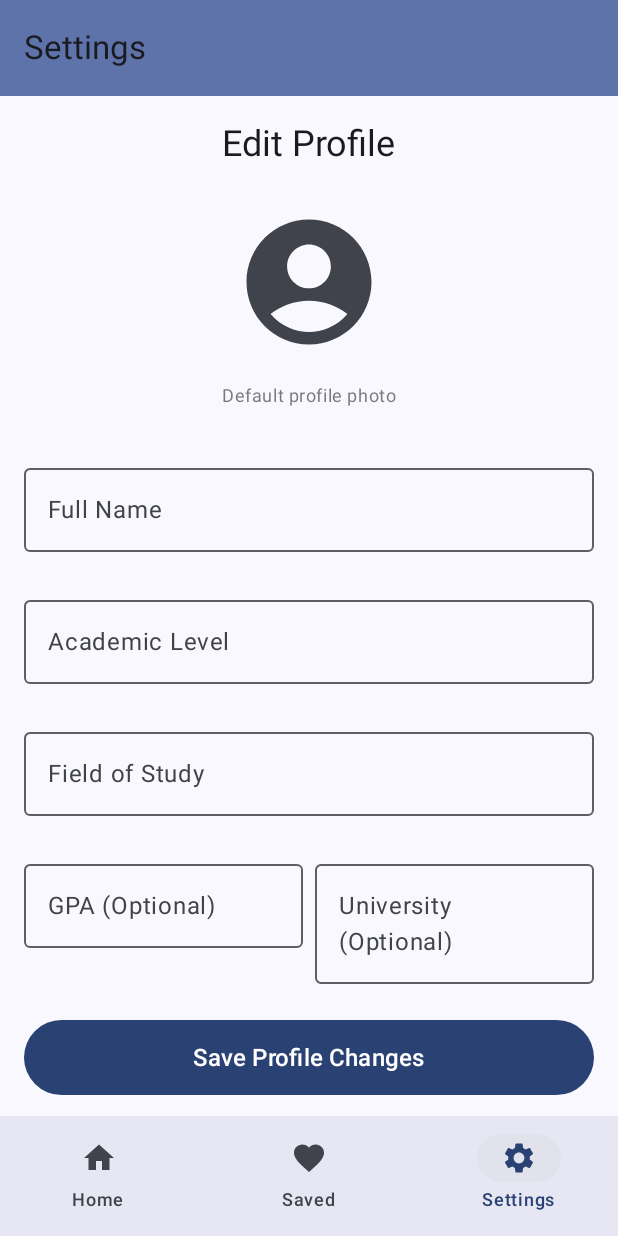
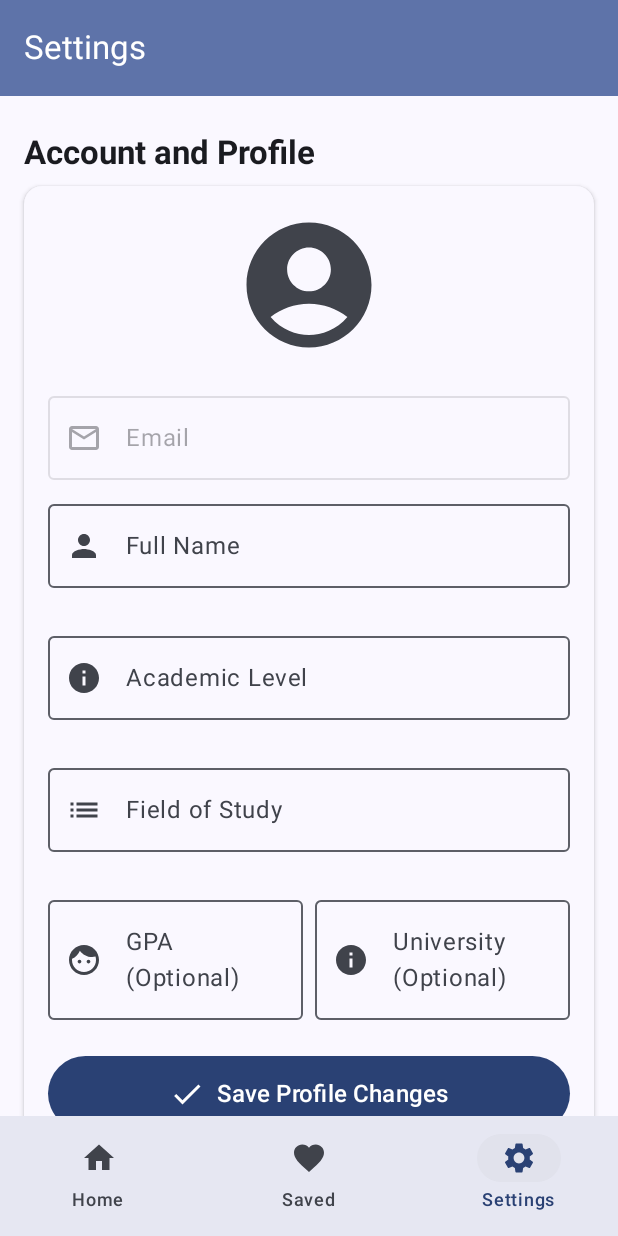
Before and after one commit to Revanth-Reddy-Edulapalli35/ScholarAid, an Android app built with Jetpack Compose: the MainScreen screen opened through its navigation route, item 3 of the bottom bar chosen, on a phone screen of 412 x 824 dp. Run offline under Robolectric (Android 15) with nearby library versions, the phone set to English and light mode, and no system bars; our stand-ins replace Dagger/Hilt's generated code, Firebase (no records; nobody signed in at launch, a user with empty details on screens opened directly); pictures from the network do not load.

Commit message:
Settings Screen Completed - Implemented UI and state management for settings screen

```diff
--- a/app/build.gradle.kts
+++ b/app/build.gradle.kts
@@ -59,6 +59,7 @@ dependencies {
     implementation(libs.androidx.compose.ui.tooling.preview)
     implementation(libs.androidx.compose.material3)
     implementation(libs.firebase.storage)
+    implementation(libs.androidx.compose.foundation)
     testImplementation(libs.junit)
     androidTestImplementation(libs.androidx.junit)
     androidTestImplementation(libs.androidx.espresso.core)
--- a/app/src/main/java/uk/ac/tees/mad/scholaraid/presentation/profile_setup/ProfileSetupScreen.kt
+++ b/app/src/main/java/uk/ac/tees/mad/scholaraid/presentation/profile_setup/ProfileSetupScreen.kt
@@ -4,7 +4,6 @@ import androidx.compose.foundation.background
 import androidx.compose.foundation.layout.Arrangement
 import androidx.compose.foundation.layout.Box
 import androidx.compose.foundation.layout.Column
-import androidx.compose.foundation.layout.Spacer
 import androidx.compose.foundation.layout.fillMaxSize
 import androidx.compose.foundation.layout.fillMaxWidth
 import androidx.compose.foundation.layout.height
@@ -12,8 +11,6 @@ import androidx.compose.foundation.layout.padding
 import androidx.compose.foundation.layout.size
 import androidx.compose.foundation.rememberScrollState
 import androidx.compose.foundation.verticalScroll
-import androidx.compose.material.icons.Icons
-import androidx.compose.material.icons.filled.AccountCircle
 import androidx.compose.material3.Button
 import androidx.compose.material3.Card
 import androidx.compose.material3.CardDefaults
@@ -22,7 +19,6 @@ import androidx.compose.material3.DropdownMenuItem
 import androidx.compose.material3.ExperimentalMaterial3Api
 import androidx.compose.material3.ExposedDropdownMenuBox
 import androidx.compose.material3.ExposedDropdownMenuDefaults
-import androidx.compose.material3.Icon
 import androidx.compose.material3.MaterialTheme
 import androidx.compose.material3.OutlinedTextField
 import androidx.compose.material3.Scaffold
@@ -37,7 +33,6 @@ import androidx.compose.runtime.getValue
 import androidx.compose.runtime.mutableStateOf
 import androidx.compose.runtime.remember
 import androidx.compose.runtime.setValue
-import androidx.compose.ui.Alignment
 import androidx.compose.ui.Modifier
 import androidx.compose.ui.graphics.Color
 import androidx.compose.ui.platform.LocalContext
--- a/app/src/main/java/uk/ac/tees/mad/scholaraid/presentation/settings/SettingViewModel.kt
+++ b/app/src/main/java/uk/ac/tees/mad/scholaraid/presentation/settings/SettingViewModel.kt
@@ -23,8 +23,8 @@ class SettingViewModel @Inject constructor(
     private val firebaseAuth: FirebaseAuth
 ) : ViewModel() {
 
-    private val _state = MutableStateFlow(ProfileSetupState())
-    val state: StateFlow<ProfileSetupState> = _state.asStateFlow()
+    private val _state = MutableStateFlow(SettingsState())
+    val state: StateFlow<SettingsState> = _state.asStateFlow()
 
     private val currentUser = firebaseAuth.currentUser
         ?: throw IllegalStateException("User not logged in or Firebase Auth not initialized.")
@@ -45,19 +45,31 @@ class SettingViewModel @Inject constructor(
                             _state.update {
                                 it.copy(
                                     isLoading = false,
+                                    userEmail = currentUser.email ?: "",
                                     fullName = profile.fullName,
                                     academicLevel = profile.academicLevel,
                                     fieldOfStudy = profile.fieldOfStudy,
                                     gpa = profile.gpa,
-                                    university = profile.university,
-                                    // profileImageUri is not used anymore
+                                    university = profile.university
                                 )
                             }
                         } else {
-                            _state.update { it.copy(isLoading = false, errorMessage = "Profile data not found.") }
+                            _state.update {
+                                it.copy(
+                                    isLoading = false,
+                                    errorMessage = "Profile data not found.",
+                                    userEmail = currentUser.email ?: ""
+                                )
+                            }
                         }
                     }
-                    is Resource.Error -> _state.update { it.copy(isLoading = false, errorMessage = result.message) }
+                    is Resource.Error -> _state.update {
+                        it.copy(
+                            isLoading = false,
+                            errorMessage = result.message,
+                            userEmail = currentUser.email ?: ""
+                        )
+                    }
                 }
             }
         }
@@ -70,10 +82,8 @@ class SettingViewModel @Inject constructor(
             is ProfileSetupEvent.FieldOfStudyChanged -> _state.update { it.copy(fieldOfStudy = event.fieldOfStudy, fieldOfStudyError = null) }
             is ProfileSetupEvent.GpaChanged -> _state.update { it.copy(gpa = event.gpa) }
             is ProfileSetupEvent.UniversityChanged -> _state.update { it.copy(university = event.university) }
-            // Removed ProfileImageSelected event
             ProfileSetupEvent.SaveProfile -> saveUserProfile()
             ProfileSetupEvent.ClearError -> _state.update { it.copy(errorMessage = null) }
-            else -> {}
         }
     }
 
@@ -83,7 +93,6 @@ class SettingViewModel @Inject constructor(
         viewModelScope.launch {
             _state.update { it.copy(isLoading = true, errorMessage = null) }
 
-            // Update profile with empty profile photo URL
             updateProfileData()
         }
     }
@@ -93,7 +102,7 @@ class SettingViewModel @Inject constructor(
             userId = userId,
             email = currentUser.email ?: "",
             fullName = _state.value.fullName,
-            profilePhotoUrl = "", // Empty string - UI will use default image
+            profilePhotoUrl = "", // Empty string - we're using Gravatar now
             academicLevel = _state.value.academicLevel,
             fieldOfStudy = _state.value.fieldOfStudy,
             gpa = _state.value.gpa,
@@ -135,3 +144,25 @@ class SettingViewModel @Inject constructor(
         return isValid
     }
 }
+
+/**
+ * Custom state for Settings screen that includes user email
+ */
+data class SettingsState(
+    val isLoading: Boolean = false,
+    val isSuccess: Boolean = false,
+    val errorMessage: String? = null,
+
+    // User information
+    val userEmail: String = "",
+    val fullName: String = "",
+    val academicLevel: String = "",
+    val fieldOfStudy: String = "",
+    val gpa: String = "",
+    val university: String = "",
+
+    // Form validation
+    val fullNameError: String? = null,
+    val academicLevelError: String? = null,
+    val fieldOfStudyError: String? = null
+)
--- a/app/src/main/java/uk/ac/tees/mad/scholaraid/presentation/settings/SettingsScreen.kt
+++ b/app/src/main/java/uk/ac/tees/mad/scholaraid/presentation/settings/SettingsScreen.kt
@@ -12,18 +12,28 @@ import androidx.compose.foundation.layout.height
 import androidx.compose.foundation.layout.padding
 import androidx.compose.foundation.layout.size
 import androidx.compose.foundation.rememberScrollState
+import androidx.compose.foundation.shape.CircleShape
 import androidx.compose.foundation.verticalScroll
 import androidx.compose.material.icons.Icons
+import androidx.compose.material.icons.automirrored.filled.List
 import androidx.compose.material.icons.filled.AccountCircle
+import androidx.compose.material.icons.filled.Check
+import androidx.compose.material.icons.filled.Face
+import androidx.compose.material.icons.filled.Info
+import androidx.compose.material.icons.filled.MailOutline
+import androidx.compose.material.icons.filled.Notifications
+import androidx.compose.material.icons.filled.Person
 import androidx.compose.material3.Button
 import androidx.compose.material3.Card
 import androidx.compose.material3.CardDefaults
 import androidx.compose.material3.CircularProgressIndicator
 import androidx.compose.material3.ExperimentalMaterial3Api
 import androidx.compose.material3.Icon
+import androidx.compose.material3.ListItem
 import androidx.compose.material3.MaterialTheme
 import androidx.compose.material3.OutlinedTextField
 import androidx.compose.material3.Scaffold
+import androidx.compose.material3.Surface
 import androidx.compose.material3.Switch
 import androidx.compose.material3.Text
 import androidx.compose.material3.TopAppBar
@@ -32,16 +42,19 @@ import androidx.compose.runtime.Composable
 import androidx.compose.runtime.LaunchedEffect
 import androidx.compose.runtime.collectAsState
 import androidx.compose.runtime.getValue
+import androidx.compose.runtime.mutableStateOf
+import androidx.compose.runtime.remember
+import androidx.compose.runtime.setValue
 import androidx.compose.ui.Alignment
 import androidx.compose.ui.Modifier
 import androidx.compose.ui.draw.clip
-import androidx.compose.ui.graphics.Color
 import androidx.compose.ui.platform.LocalContext
 import androidx.compose.ui.text.font.FontWeight
 import androidx.compose.ui.unit.dp
 import androidx.compose.ui.unit.sp
 import androidx.hilt.navigation.compose.hiltViewModel
 import androidx.navigation.NavController
+import coil.compose.SubcomposeAsyncImage
 import uk.ac.tees.mad.scholaraid.presentation.profile_setup.ProfileSetupEvent
 
 @OptIn(ExperimentalMaterial3Api::class)
@@ -53,11 +66,14 @@ fun SettingsScreen(
 ) {
     val state by viewModel.state.collectAsState()
     val context = LocalContext.current
+    var notificationsEnabled by remember { mutableStateOf(true) }
 
     // Observe for success/error messages
     LaunchedEffect(state.isSuccess, state.errorMessage) {
         if (state.isSuccess) {
             Toast.makeText(context, "Profile updated successfully!", Toast.LENGTH_SHORT).show()
+            // Reset success state after showing toast
+            viewModel.onEvent(ProfileSetupEvent.ClearError)
         }
         if (state.errorMessage != null) {
             Toast.makeText(context, state.errorMessage, Toast.LENGTH_LONG).show()
@@ -70,7 +86,8 @@ fun SettingsScreen(
             TopAppBar(
                 title = { Text("Settings") },
                 colors = TopAppBarDefaults.topAppBarColors(
-                    containerColor = MaterialTheme.colorScheme.primaryContainer
+                    containerColor = MaterialTheme.colorScheme.primaryContainer,
+                    titleContentColor = MaterialTheme.colorScheme.onPrimaryContainer
                 )
             )
         }
@@ -82,47 +99,76 @@ fun SettingsScreen(
                 .verticalScroll(rememberScrollState())
                 .padding(16.dp),
             horizontalAlignment = Alignment.CenterHorizontally,
-            verticalArrangement = Arrangement.SpaceBetween
         ) {
             // --- Profile Section (Editable) ---
+            Text(
+                text = "Account and Profile",
+                style = MaterialTheme.typography.titleLarge,
+                fontWeight = FontWeight.Bold,
+                modifier = Modifier
+                    .fillMaxWidth()
+                    .padding(vertical = 8.dp)
+            )
+
+            Surface(
+                modifier = Modifier.fillMaxWidth(),
+                shape = MaterialTheme.shapes.medium,
+                shadowElevation = 2.dp
+            ) {
                 Column(
-                modifier = Modifier.fillMaxWidth(),
+                    modifier = Modifier
+                        .padding(16.dp)
+                        .fillMaxWidth(),
                     horizontalAlignment = Alignment.CenterHorizontally
                 ) {
-                Text(
-                    text = "Edit Profile",
-                    style = MaterialTheme.typography.headlineSmall,
-                    modifier = Modifier.padding(bottom = 16.dp)
-                )
-
-                // Default Profile Icon (Non-interactive)
+                    // Gravatar Profile Photo
                     Box(
                         modifier = Modifier
-                        .size(120.dp)
-                        .clip(MaterialTheme.shapes.medium),
+                            .size(100.dp)
+                            .clip(CircleShape), // Use CircleShape for a modern profile look
                         contentAlignment = Alignment.Center
                     ) {
+                        SubcomposeAsyncImage(
+                            model = getGravatarUrl(state.userEmail),
+                            contentDescription = "Profile Photo from Email",
+                            loading = {
+                                CircularProgressIndicator(
+                                    modifier = Modifier.size(30.dp),
+                                    strokeWidth = 2.dp
+                                )
+                            },
+                            error = {
                                 Icon(
                                     imageVector = Icons.Default.AccountCircle,
                                     contentDescription = "Default Profile Image",
                                     modifier = Modifier.size(100.dp),
                                     tint = MaterialTheme.colorScheme.onSurfaceVariant
                                 )
+                            },
+                            modifier = Modifier.fillMaxSize()
+                        )
                     }
-                Text(
-                    text = "Default profile photo",
-                    style = MaterialTheme.typography.bodySmall,
-                    color = MaterialTheme.colorScheme.onSurfaceVariant.copy(alpha = 0.7f),
-                    modifier = Modifier.padding(top = 8.dp, bottom = 16.dp)
-                )
 
                     Spacer(modifier = Modifier.height(16.dp))
+
+                    // Email Display (Read-only)
+                    OutlinedTextField(
+                        value = state.userEmail,
+                        onValueChange = { /* Read-only */ },
+                        label = { Text("Email") },
+                        leadingIcon = { Icon(Icons.Default.MailOutline, contentDescription = "Email") },
+                        modifier = Modifier.fillMaxWidth(),
+                        enabled = false,
+                        readOnly = true
+                    )
+                    Spacer(modifier = Modifier.height(8.dp))
 
                     // Full Name
                     OutlinedTextField(
                         value = state.fullName,
                         onValueChange = { viewModel.onEvent(ProfileSetupEvent.FullNameChanged(it)) },
                         label = { Text("Full Name") },
+                        leadingIcon = { Icon(Icons.Default.Person, contentDescription = "Full Name") },
                         placeholder = { Text("Enter your full name") },
                         isError = state.fullNameError != null,
                         supportingText = { state.fullNameError?.let { Text(it) } },
@@ -135,6 +181,7 @@ fun SettingsScreen(
                         value = state.academicLevel,
                         onValueChange = { viewModel.onEvent(ProfileSetupEvent.AcademicLevelChanged(it)) },
                         label = { Text("Academic Level") },
+                        leadingIcon = { Icon(Icons.Default.Info, contentDescription = "Academic Level") },
                         placeholder = { Text("e.g. Undergraduate, Masters") },
                         isError = state.academicLevelError != null,
                         supportingText = { state.academicLevelError?.let { Text(it) } },
@@ -147,6 +194,7 @@ fun SettingsScreen(
                         value = state.fieldOfStudy,
                         onValueChange = { viewModel.onEvent(ProfileSetupEvent.FieldOfStudyChanged(it)) },
                         label = { Text("Field of Study") },
+                        leadingIcon = { Icon(Icons.AutoMirrored.Filled.List, contentDescription = "Field of Study") },
                         placeholder = { Text("e.g. Computer Science") },
                         isError = state.fieldOfStudyError != null,
                         supportingText = { state.fieldOfStudyError?.let { Text(it) } },
@@ -163,6 +211,7 @@ fun SettingsScreen(
                             value = state.gpa,
                             onValueChange = { viewModel.onEvent(ProfileSetupEvent.GpaChanged(it)) },
                             label = { Text("GPA (Optional)") },
+                            leadingIcon = { Icon(Icons.Default.Face, contentDescription = "GPA") },
                             placeholder = { Text("e.g. 3.5") },
                             modifier = Modifier.weight(1f)
                         )
@@ -170,6 +219,7 @@ fun SettingsScreen(
                             value = state.university,
                             onValueChange = { viewModel.onEvent(ProfileSetupEvent.UniversityChanged(it)) },
                             label = { Text("University (Optional)") },
+                            leadingIcon = { Icon(Icons.Default.Info, contentDescription = "University") },
                             placeholder = { Text("Enter university") },
                             modifier = Modifier.weight(1f)
                         )
@@ -185,61 +235,114 @@ fun SettingsScreen(
                     ) {
                         if (state.isLoading) {
                             CircularProgressIndicator(
-                            color = Color.White,
+                                color = MaterialTheme.colorScheme.onPrimary,
                                 modifier = Modifier.size(20.dp)
                             )
                         } else {
+                            Row(
+                                verticalAlignment = Alignment.CenterVertically,
+                                horizontalArrangement = Arrangement.spacedBy(8.dp)
+                            ) {
+                                Icon(Icons.Default.Check, contentDescription = "Save")
                                 Text(
                                     text = "Save Profile Changes",
                                     fontSize = 16.sp
                                 )
                             }
                         }
-
-                Spacer(modifier = Modifier.height(24.dp))
                     }
-
-            // --- Settings/Logout Section ---
-            Column(
-                modifier = Modifier.fillMaxWidth(),
-                horizontalAlignment = Alignment.Start
-            ) {
-                Text(
-                    text = "Application Settings",
-                    style = MaterialTheme.typography.titleMedium,
-                    fontWeight = FontWeight.Bold,
-                    modifier = Modifier.padding(bottom = 8.dp)
-                )
-
-                // Placeholder for Notification Preferences
-                Card(
-                    onClick = { Toast.makeText(context, "Notification settings coming soon!", Toast.LENGTH_SHORT).show() },
-                    modifier = Modifier.fillMaxWidth().padding(vertical = 4.dp),
-                    colors = CardDefaults.cardColors(containerColor = MaterialTheme.colorScheme.surfaceVariant)
-                ) {
-                    Row(
-                        modifier = Modifier.fillMaxWidth().padding(16.dp),
-                        verticalAlignment = Alignment.CenterVertically
-                    ) {
-                        Text("Manage Notification Preferences", modifier = Modifier.weight(1f))
-                        Switch(checked = true, onCheckedChange = { /* Placeholder */ })
                 }
             }
 
-                // Logout Option
+            Spacer(modifier = Modifier.height(24.dp))
+
+            // --- Application Settings Section ---
+            Text(
+                text = "Application Settings",
+                style = MaterialTheme.typography.titleLarge,
+                fontWeight = FontWeight.Bold,
+                modifier = Modifier
+                    .fillMaxWidth()
+                    .padding(vertical = 8.dp)
+            )
+
+            Surface(
+                modifier = Modifier.fillMaxWidth(),
+                shape = MaterialTheme.shapes.medium,
+                shadowElevation = 2.dp
+            ) {
+                Column(modifier = Modifier.fillMaxWidth()) {
+                    // Notification Preferences
+                    ListItem(
+                        headlineContent = { Text("Notification Preferences") },
+                        supportingContent = { Text("Manage email and push notifications") },
+                        leadingContent = {
+                            Icon(
+                                Icons.Default.Notifications,
+                                contentDescription = "Notifications",
+                                tint = MaterialTheme.colorScheme.primary
+                            )
+                        },
+                        trailingContent = {
+                            Switch(
+                                checked = notificationsEnabled, // Use the state variable
+                                onCheckedChange = {
+                                    notificationsEnabled = it // Update the state when toggled
+                                    Toast.makeText(context, "Notifications set to: ${if (it) "ON" else "OFF"}", Toast.LENGTH_SHORT).show()
+                                }
+                            )
+                        },
+                        modifier = Modifier.fillMaxWidth()
+                    )
+                }
+            }
+
+            Spacer(modifier = Modifier.height(24.dp))
+
+            // --- Logout Option ---
             Card(
                 onClick = onLogout,
-                    modifier = Modifier.fillMaxWidth().padding(vertical = 4.dp),
-                    colors = CardDefaults.cardColors(containerColor = MaterialTheme.colorScheme.errorContainer)
+                modifier = Modifier.fillMaxWidth(),
+                colors = CardDefaults.cardColors(
+                    containerColor = MaterialTheme.colorScheme.errorContainer
+                )
             ) {
                 Text(
                     text = "Log Out",
                     color = MaterialTheme.colorScheme.onErrorContainer,
                     style = MaterialTheme.typography.titleMedium,
-                        modifier = Modifier.padding(16.dp)
+                    modifier = Modifier
+                        .padding(16.dp)
+                        .fillMaxWidth()
                 )
+            }
+            Spacer(modifier = Modifier.height(16.dp))
         }
     }
 }
+
+/**
+ * Generates a Gravatar URL from the user's email address
+ * ... (No change to this function)
+ */
+private fun getGravatarUrl(email: String, size: Int = 200, default: String = "mp"): String {
+    if (email.isBlank()) {
+        return "" // Return empty string if no email
     }
+
+    // Generate MD5 hash of the email (trimmed and lowercased)
+    val emailHash = md5(email.trim().lowercase())
+
+    // Construct Gravatar URL
+    return "https://www.gravatar.com/avatar/$emailHash?s=$size&d=$default"
 }
+
+/**
+ * Simple MD5 hash function for Gravatar
+ * ... (No change to this function)
+ */
+private fun md5(input: String): String {
+    val md = java.security.MessageDigest.getInstance("MD5")
+    val digested = md.digest(input.toByteArray())
+    return digested.joinToString("") { "%02x".format(it) }
+}
--- a/gradle/libs.versions.toml
+++ b/gradle/libs.versions.toml
@@ -31,6 +31,7 @@ googleGmsGoogleServices = "4.4.4"
 firebaseAuth = "24.0.1"
 firebaseFirestore = "26.0.2"
 firebaseStorage = "22.0.1"
+foundation = "1.9.4"
 
 [libraries]
 androidx-core-ktx = { group = "androidx.core", name = "core-ktx", version.ref = "coreKtx" }
@@ -93,6 +94,7 @@ accompanist-swiperefresh = { module = "com.google.accompanist:accompanist-swiper
 firebase-auth = { group = "com.google.firebase", name = "firebase-auth", version.ref = "firebaseAuth" }
 firebase-firestore = { group = "com.google.firebase", name = "firebase-firestore", version.ref = "firebaseFirestore" }
 firebase-storage = { group = "com.google.firebase", name = "firebase-storage", version.ref = "firebaseStorage" }
+androidx-compose-foundation = { group = "androidx.compose.foundation", name = "foundation", version.ref = "foundation" }
 
 [plugins]
 android-application = { id = "com.android.application", version.ref = "agp" }
```
Lines whose indentation alone changed are shown as unchanged.
